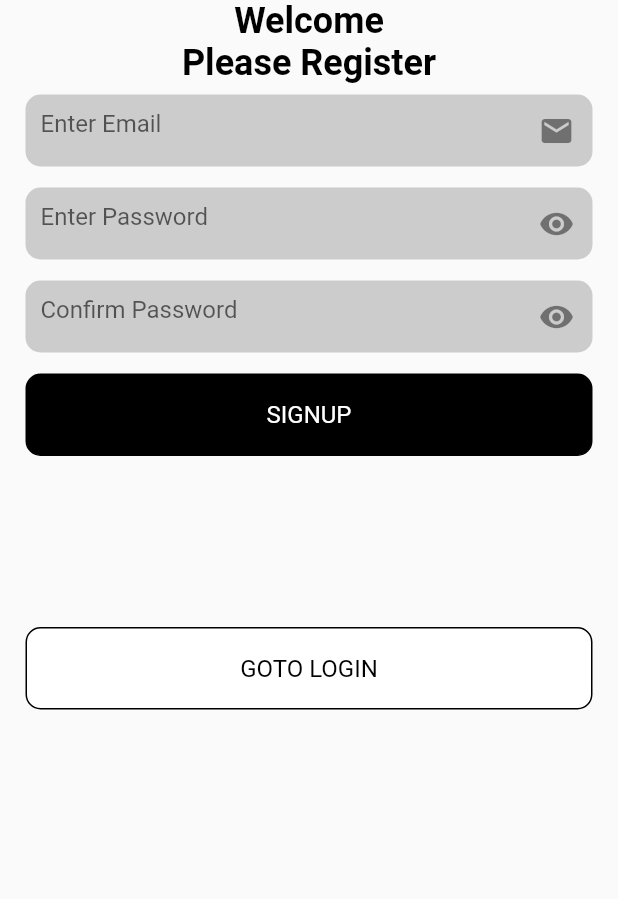
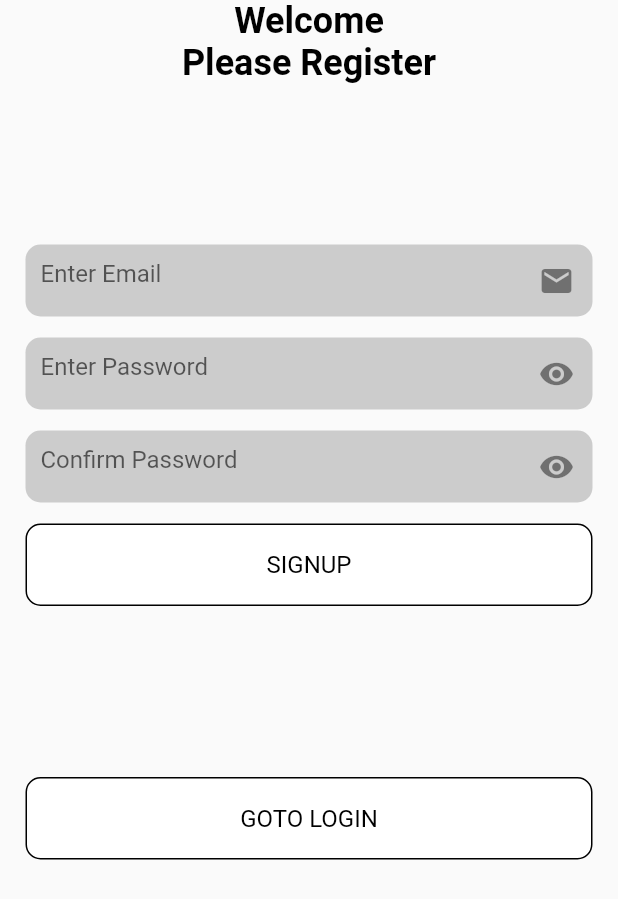
Before and after one commit to Sadam-PK/eco_buy, a Flutter app: the SignUpScreen screen opened directly, on a phone screen of 412 x 824 dp. Shown: the top 899 px of the screen. Run offline on Flutter 3.47's test engine with Material 2 defaults, Android fonts, the phone set to English and light mode, and no system bars; our stand-ins replace firebase_auth, firebase_core; accounts and stored records are empty.

Commit message:
register/signup page updated..
circular indicator while singing up!!

```diff
--- a/lib/screens/signup.dart
+++ b/lib/screens/signup.dart
@@ -1,13 +1,75 @@
+import 'package:eco_buy/screens/loginscreen.dart';
+import 'package:eco_buy/services/firebase_serivces.dart';
 import 'package:eco_buy/utils/styles.dart';
 import 'package:eco_buy/widgets/ecoButton.dart';
 import 'package:eco_buy/widgets/ecoTextField.dart';
 import 'package:flutter/material.dart';
 
-class SignUpScreen extends StatelessWidget {
+class SignUpScreen extends StatefulWidget {
+  @override
+  State<SignUpScreen> createState() => _SignUpScreenState();
+}
+
+class _SignUpScreenState extends State<SignUpScreen> {
   TextEditingController? emailController = TextEditingController();
   TextEditingController? passwordController = TextEditingController();
   TextEditingController? retypePasswordController = TextEditingController();
   String? Function(String?)? validate;
+  bool ispassword = true;
+  bool ispasswordConfirm = true;
+  FocusNode? passwordFocus;
+  FocusNode? passwordFocusconfirm;
+  final formkey = GlobalKey<FormState>();
+  bool formStateLoading = false;
+
+  @override
+  void dispose() {
+    emailController?.dispose();
+    passwordController?.dispose();
+    retypePasswordController?.dispose();
+    super.dispose();
+  }
+
+  Future<void> ecoDialogue(String error) async {
+    showDialog(
+        context: context,
+        builder: (_) {
+          return AlertDialog(
+              title: Text(error),
+              actions: [
+                EcoButton(
+                    title: 'Close',
+                    onPress: () {
+                      Navigator.pop(context);
+                    })
+              ]);
+        }
+    );
+  }
+
+  submit() async {
+    if (formkey.currentState!.validate()) {
+      if (passwordController!.text == retypePasswordController!.text) {
+        //ecoDialogue("Password Matched!");
+        setState(() {
+          formStateLoading = true;
+        });
+        String? accountStatus = await FirebaseServices.createAccount(
+            emailController!.text, passwordController!.text);
+        if(accountStatus != null){
+          setState(() {
+            formStateLoading = false;
+          });
+        }else{
+          Navigator.pop(context);
+        }
+        //
+        // Navigator.push(
+        //   context, MaterialPageRoute(builder: (_) => LoginScreen()),
+        // );
+      }
+    }
+  }
 
   @override
   Widget build(BuildContext context) {
@@ -24,29 +86,85 @@ class SignUpScreen extends StatelessWidget {
                   style: EcoStyle.boldStyle,
                   textAlign: TextAlign.center,
                 ),
+                SizedBox(
+                  height: 100,
+                ),
                 SingleChildScrollView(
                   child: Column(
                     children: [
                       Form(
+                        key: formkey,
                         child: Column(
                           children: [
                             EcoTextField(
                               hintText: "Enter Email",
                               controller: emailController,
+                              check: true,
+                              isPassword: ispassword,
+                              icon: Icon(Icons.email),
+                              inputAction: TextInputAction.next,
+                              validate: (v) {
+                                if (v!.isEmpty ||
+                                    !v.contains("@") ||
+                                    !v.contains(".com")) {
+                                  return "email is badly formated..";
+                                }
+                                return null;
+                              },
                             ),
                             EcoTextField(
                               hintText: "Enter Password",
                               controller: passwordController,
-                                isPassword: true,
+                              isPassword: ispassword,
+                              inputAction: TextInputAction.next,
+                              focusNode: passwordFocus,
+                              validate: (v) {
+                                if (v!.isEmpty) {
+                                  return "password shouldn't be empty";
+                                }
+                                return null;
+                              },
+                              icon: IconButton(
+                                onPressed: () {
+                                  setState(() {
+                                    ispassword = !ispassword;
+                                  });
+                                },
+                                icon: ispassword
+                                    ? Icon(Icons.visibility)
+                                    : Icon(Icons.visibility_off),
+                              ),
                             ),
                             EcoTextField(
                               hintText: "Confirm Password",
                               controller: retypePasswordController,
-                                isPassword: true,
+                              isPassword: ispasswordConfirm,
+                              inputAction: TextInputAction.next,
+                              focusNode: passwordFocusconfirm,
+                              validate: (v) {
+                                if (v!.isEmpty) {
+                                  return "password shouldn't be empty";
+                                }
+                                return null;
+                              },
+                              icon: IconButton(
+                                onPressed: () {
+                                  setState(() {
+                                    ispasswordConfirm = !ispasswordConfirm;
+                                  });
+                                },
+                                icon: ispasswordConfirm
+                                    ? Icon(Icons.visibility)
+                                    : Icon(Icons.visibility_off),
+                              ),
                             ),
                             EcoButton(
                               title: "SIGNUP",
-                                isLoginButton: true,
+                              isLoginButton: false,
+                              onPress: () {
+                                submit();
+                              },
+                              isLoading: formStateLoading,
                             ),
                           ],
                         ),
--- a/lib/widgets/ecoButton.dart
+++ b/lib/widgets/ecoButton.dart
@@ -4,7 +4,9 @@ class EcoButton extends StatelessWidget {
   String? title;
   bool? isLoginButton;
   VoidCallback? onPress;
-  EcoButton({this.title, this.isLoginButton = false, this.onPress});
+  bool? isLoading;
+
+  EcoButton({this.title, this.isLoginButton = false, this.onPress, this.isLoading = false});
 
   @override
   Widget build(BuildContext context) {
@@ -24,13 +26,32 @@ class EcoButton extends StatelessWidget {
             color: isLoginButton == false ? Colors.black : Colors.black,
           ),
         ),
+        child: Stack(
+          children: [
+            Stack(
+              children: [
+                Visibility(
+                  visible: isLoading!?false:true,
                   child: Center(
                     child: Text(
                       title ?? "Button",
                       style: TextStyle(
-                color: isLoginButton == false ? Colors.black : Colors.white,
+                          color: isLoginButton == false
+                              ? Colors.black
+                              : Colors.white,
                           fontSize: 16),
                     ),
+                  ),
+                ),
+                Visibility(
+                  visible: isLoading!,
+                  child: Center(
+                    child: CircularProgressIndicator(),
+                  ),
+                ),
+              ],
+            ),
+          ],
         ),
       ),
     );
--- a/lib/widgets/ecoTextField.dart
+++ b/lib/widgets/ecoTextField.dart
@@ -5,36 +5,27 @@ class EcoTextField extends StatefulWidget {
   TextEditingController? controller;
   String? Function(String?)? validate;
   bool isPassword;
-  IconData? icon;
+  Widget? icon;
   bool check;
+  final TextInputAction? inputAction;
+  final FocusNode? focusNode;
 
-  EcoTextField(
-      {this.hintText,
-      this.controller,
-      this.validate,
-      this.isPassword = false,
-      this.icon,
-      this.check = false});
+  EcoTextField({
+    this.hintText,
+    this.controller,
+    this.validate,
+    this.isPassword = false,
+    this.icon,
+    this.check = false,
+    this.inputAction,
+    this.focusNode,
+  });
 
   @override
   State<EcoTextField> createState() => _EcoTextFieldState();
 }
 
 class _EcoTextFieldState extends State<EcoTextField> {
-  List<bool> isp = [false, true, true];
-
-  Icon iconChecker() {
-    if (widget.isPassword == true) {
-      return Icon(Icons.visibility);
-    } else if (widget.isPassword == false && widget.hintText == "Enter Email") {
-      return Icon(Icons.email);
-    } else if (widget.isPassword == false) {
-      return Icon(Icons.visibility_off);
-    } else {
-      return Icon(Icons.circle);
-    }
-  }
-
   @override
   Widget build(BuildContext context) {
     return Container(
@@ -46,6 +37,8 @@ class _EcoTextFieldState extends State<EcoTextField> {
           color: Colors.grey.withOpacity(0.5),
           borderRadius: BorderRadius.circular(10)),
       child: TextFormField(
+        focusNode: widget.focusNode,
+        textInputAction: widget.inputAction,
         controller: widget.controller,
         validator: widget.validate,
         obscureText: widget.isPassword == false ? false : widget.isPassword,
@@ -53,20 +46,7 @@ class _EcoTextFieldState extends State<EcoTextField> {
           border: InputBorder.none,
           hintText: widget.hintText ?? 'hintText...',
           contentPadding: const EdgeInsets.all(10),
-          suffixIcon: IconButton(
-            onPressed: () {
-              if (widget.isPassword == false) {
-                setState(() {
-                  widget.isPassword = true;
-                });
-              } else {
-                setState(() {
-                  widget.isPassword = false;
-                });
-              }
-            },
-            icon: iconChecker(),
-          ),
+          suffixIcon: widget.icon,
         ),
       ),
     );
--- a/pubspec.yaml
+++ b/pubspec.yaml
@@ -90,3 +90,5 @@ flutter:
   #
   # For details regarding fonts from package dependencies,
   # see https://flutter.dev/custom-fonts/#from-packages
+dependency_overrides:
+  firebase_messaging_platform_interface: 3.2.1
```
Also changed, not shown: lib/screens/loginscreen.dart (+15 -2 lines), lib/services/firebase_serivces.dart (added, +22 -0 lines), pubspec.lock. Lines whose indentation alone changed are shown as unchanged.
